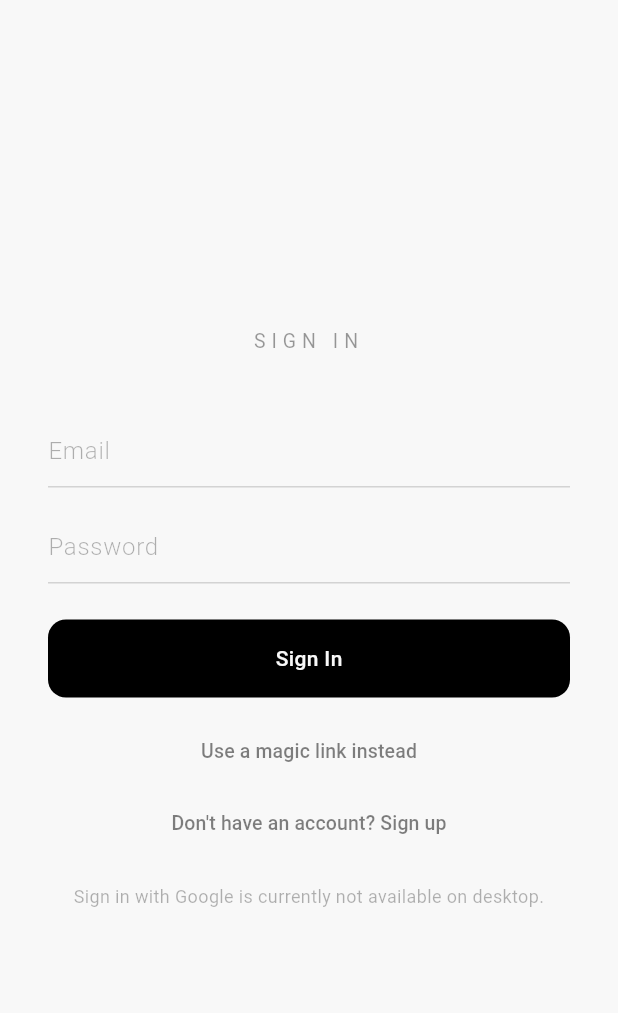
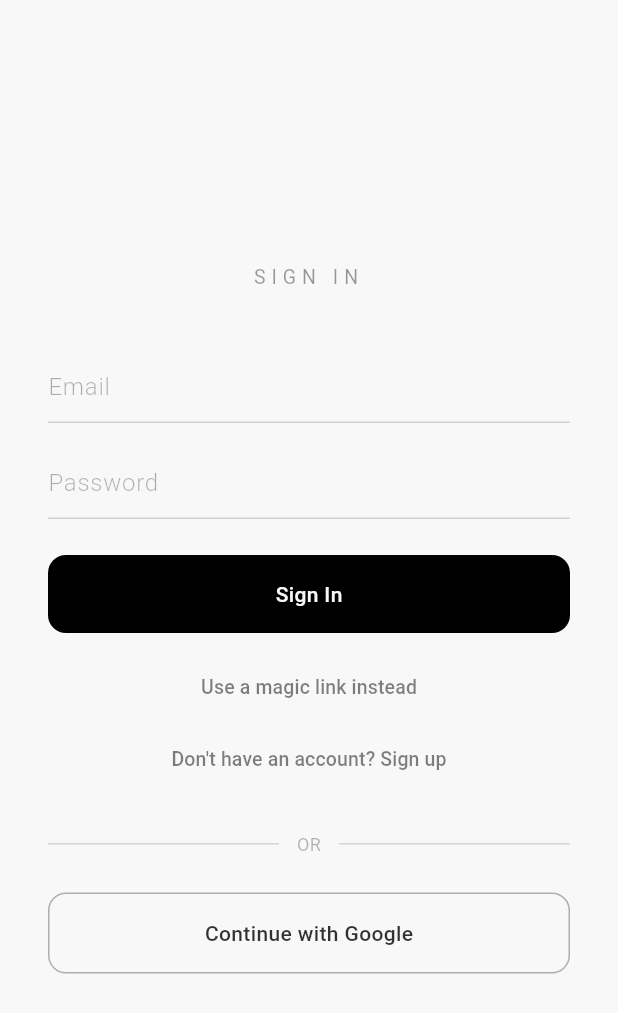
Before and after one commit to ImJustIvaan/Minimal-Clock-Desktop, a Flutter app: the AuthScreen screen opened directly, on a phone screen of 412 x 824 dp. Shown: the top 1013 px of the screen. Run offline on Flutter 3.47's test engine with Material 3 defaults, Android fonts, the phone set to English and light mode, and no system bars; our stand-ins replace audioplayers, flutter_riverpod, share_plus, shared_preferences, supabase_flutter, timezone; missing offline and left inert: local_notifier, window_manager; accounts and stored records are empty.

Commit message:
Add Google sign-in and fix deep-link handling for magic links on desktop
- Add a "Continue with Google" button to the auth screen using
  signInWithOAuth, redirecting back via the minimalclock:// scheme.
- Register the minimalclock:// custom URL scheme on Windows (registry
  entries in the installer) and Linux (desktop entry MimeType +
  single-instance GApplication flags so the OAuth/magic-link callback
  reaches the already-running window instead of a fresh process).
  macOS already had Info.plist URL scheme registration in progress;
  fixed it to match the app's actual "minimalclock" scheme.
- Forward Windows protocol-launch args to the running instance via
  app_links' SendAppLinkToInstance() in main.cpp.
- Rename the Windows binary to minimal_clock for consistency with
  macOS/Linux.

supabase_flutter already listens for these deep links automatically
(SupabaseAuth's app_links-based observer) and completes the session,
so magic links (which already set emailRedirectTo to this scheme)
now work end-to-end once the OS routes the link back to the app.

```diff
--- a/lib/features/auth/auth_screen.dart
+++ b/lib/features/auth/auth_screen.dart
@@ -56,6 +56,27 @@ class _AuthScreenState extends State<AuthScreen> {
     }
   }
 
+  Future<void> _signInWithGoogle() async {
+    setState(() {
+      _loading = true;
+      _error = null;
+      _info = null;
+    });
+    try {
+      await SupabaseService.client.auth.signInWithOAuth(
+        OAuthProvider.google,
+        redirectTo: 'minimalclock://login-callback',
+        authScreenLaunchMode: LaunchMode.externalApplication,
+      );
+    } on AuthException catch (e) {
+      setState(() => _error = e.message);
+    } catch (e) {
+      setState(() => _error = 'Something went wrong. Try again.');
+    } finally {
+      if (mounted) setState(() => _loading = false);
+    }
+  }
+
   Future<void> _submitMagicLink() async {
     setState(() {
       _loading = true;
@@ -65,6 +86,7 @@ class _AuthScreenState extends State<AuthScreen> {
     try {
       await SupabaseService.client.auth.signInWithOtp(
         email: _emailCtrl.text.trim(),
+        emailRedirectTo: 'minimalclock://login-callback',
       );
       setState(() => _info = 'Check your email for a sign-in link.');
     } on AuthException catch (e) {
@@ -169,13 +191,58 @@ class _AuthScreenState extends State<AuthScreen> {
                       style: TextStyle(color: color.withValues(alpha: 0.5), fontSize: 13),
                     ),
                   ),
-                const SizedBox(height: 16),
-                Text(
-                  'Sign in with Google is currently not available on desktop.',
-                  textAlign: TextAlign.center,
-                  style: TextStyle(color: color.withValues(alpha: 0.3), fontSize: 12),
+                const SizedBox(height: 24),
+                Row(
+                  children: [
+                    Expanded(child: Divider(color: color.withValues(alpha: 0.15))),
+                    Padding(
+                      padding: const EdgeInsets.symmetric(horizontal: 12),
+                      child: Text(
+                        'OR',
+                        style: TextStyle(color: color.withValues(alpha: 0.3), fontSize: 12),
+                      ),
+                    ),
+                    Expanded(child: Divider(color: color.withValues(alpha: 0.15))),
+                  ],
+                ),
+                const SizedBox(height: 24),
+                _SecondaryButton(
+                  label: 'Continue with Google',
+                  color: color,
+                  onTap: _loading ? null : _signInWithGoogle,
                 ),
               ],
+            ),
+          ),
+        ),
+      ),
+    );
+  }
+}
+
+class _SecondaryButton extends StatelessWidget {
+  final String label;
+  final Color color;
+  final VoidCallback? onTap;
+
+  const _SecondaryButton({required this.label, required this.color, this.onTap});
+
+  @override
+  Widget build(BuildContext context) {
+    return GestureDetector(
+      onTap: onTap,
+      child: Container(
+        padding: const EdgeInsets.symmetric(vertical: 16),
+        decoration: BoxDecoration(
+          borderRadius: BorderRadius.circular(12),
+          border: Border.all(color: color.withValues(alpha: onTap == null ? 0.15 : 0.3)),
+        ),
+        child: Center(
+          child: Text(
+            label,
+            style: TextStyle(
+              color: color.withValues(alpha: onTap == null ? 0.3 : 0.8),
+              fontWeight: FontWeight.w500,
             ),
           ),
         ),
```
Also changed, not shown: 6 other files.
